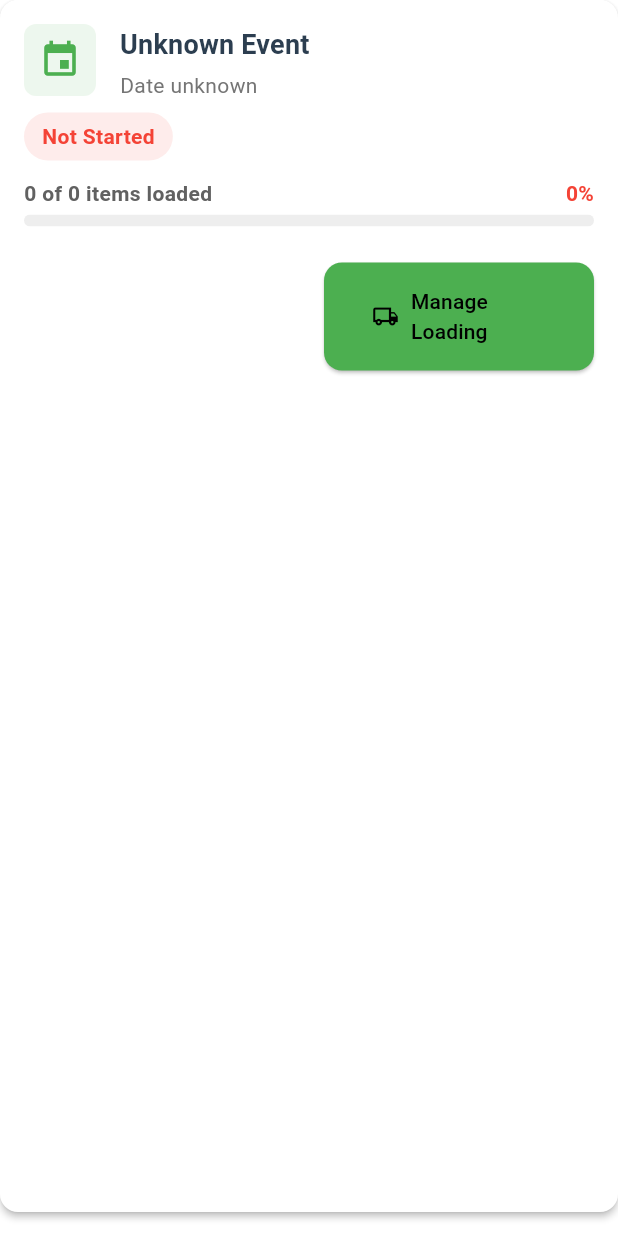
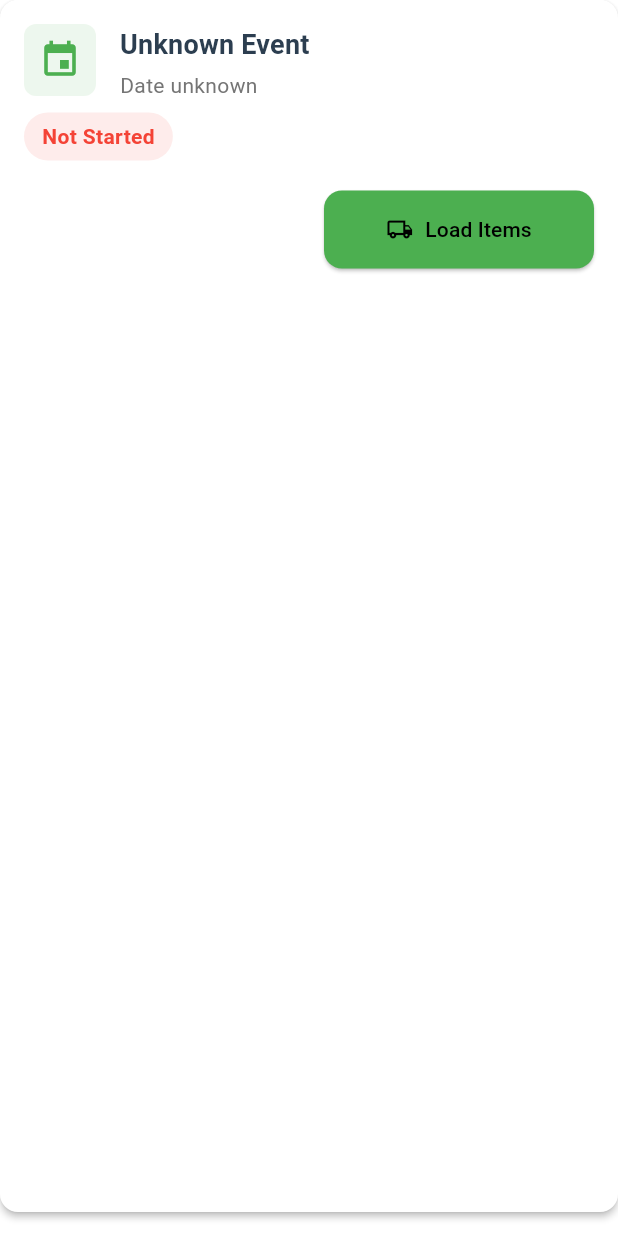
Before and after one commit to HarzaanHussain/cateredtoyou, a Flutter app: the ManifestListItem widget shown alone on an empty page, opened directly with empty values, on a phone screen of 412 x 824 dp. Run offline on Flutter 3.47's test engine with Material 3 defaults, Android fonts, the phone set to English and light mode, and no system bars; our stand-ins replace cloud_firestore, firebase_auth, firebase_core, flutter_local_notifications, flutter_map, flutter_timezone and 6 more; missing offline and left inert: flutter_map_cancellable_tile_provider; accounts and stored records are empty.

Commit message:
Loading bar now only shows if >0 and <100 %, changed button to display text "load Items" .

```diff
--- a/lib/views/manifest/widgets/manifest_list_item.dart
+++ b/lib/views/manifest/widgets/manifest_list_item.dart
@@ -168,19 +168,11 @@ class _ManifestListItemState extends State<ManifestListItem> {
               const SizedBox(height: 12),
 
               // Loading progress bar
-              Column(
-                crossAxisAlignment: CrossAxisAlignment.start,
-                children: [
+
+               if (loadingProgress > 0 && loadingProgress < 100) ...[
+                  // 1) Progress percentage text + bar
                   Row(
                     children: [
-                      Text(
-                        '$loadedItems of ${widget.manifest.items.length} items loaded',
-                        style: TextStyle(
-                          fontSize: 14,
-                          color: Colors.grey[700],
-                          fontWeight: FontWeight.bold,
-                        ),
-                      ),
                       const Spacer(),
                       Text(
                         '$loadingProgress%',
@@ -199,15 +191,13 @@ class _ManifestListItemState extends State<ManifestListItem> {
                       value: loadingProgress / 100,
                       backgroundColor: Colors.grey[200],
                       valueColor: AlwaysStoppedAnimation<Color>(
-                          _getStatusColor(loadingProgress)),
+                        _getStatusColor(loadingProgress),
+                      ),
                       minHeight: 8,
                     ),
                   ),
+                  const SizedBox(height: 16),
                 ],
-              ),
-
-              const SizedBox(height: 16),
-
 
               // Commented out in case we ever want to bring it back
               // Item stats in a row
@@ -251,7 +241,7 @@ class _ManifestListItemState extends State<ManifestListItem> {
                       child: ElevatedButton.icon(
                         icon:
                             const Icon(Icons.local_shipping_outlined, size: 18),
-                        label: const Text('Manage Loading'),
+                        label: const Text('Load Items'),
                         style: ElevatedButton.styleFrom(
                           backgroundColor: Colors.green,
                         ),
```
